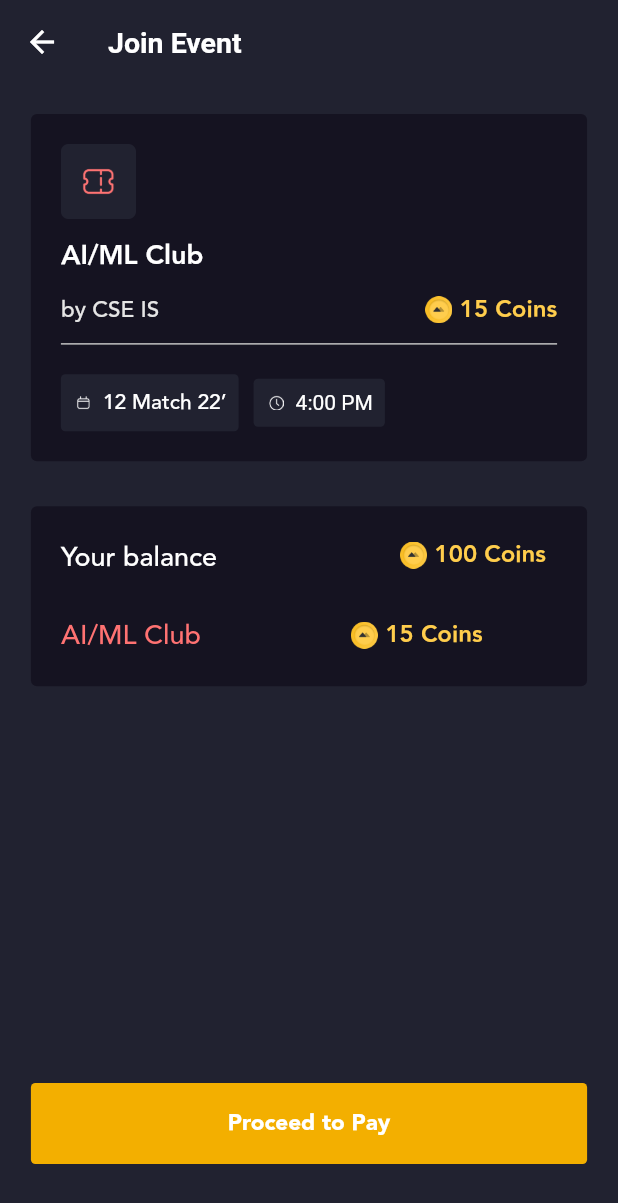
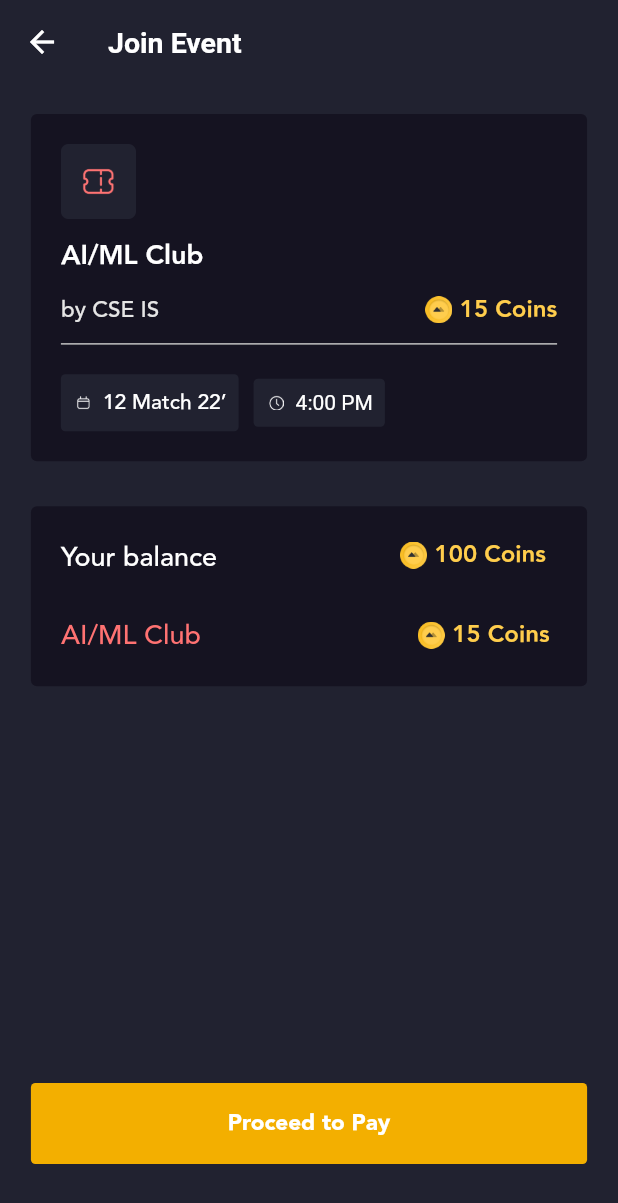
Before and after one commit to AayushK11/MIT-Coin, a Flutter app: the CheckoutScreen screen opened directly, on a phone screen of 412 x 824 dp. Shown: the top 1203 px of the screen. Run offline on Flutter 3.47's test engine with Material 2 defaults, Android fonts, the phone set to English and light mode, and no system bars; our stand-ins replace localstorage, page_transition; missing offline and left inert: qr_code_scanner; network calls fail.

Commit message:
minor padding error

```diff
--- a/Frontend/mit_coin_app/lib/Screens/checkout_page.dart
+++ b/Frontend/mit_coin_app/lib/Screens/checkout_page.dart
@@ -344,7 +344,7 @@ class _CheckoutScreenState extends State<CheckoutScreen> {
                         Container(
                           alignment: Alignment.centerLeft,
                           child: Row(
-                            mainAxisSize: MainAxisSize.min,
+                            mainAxisSize: MainAxisSize.max,
                             mainAxisAlignment: MainAxisAlignment.spaceBetween,
                             crossAxisAlignment: CrossAxisAlignment.center,
                             children: [
@@ -360,7 +360,7 @@ class _CheckoutScreenState extends State<CheckoutScreen> {
                               SizedBox(width: 100),
                               Container(
                                 child: Row(
-                                  mainAxisSize: MainAxisSize.min,
+                                  mainAxisSize: MainAxisSize.max,
                                   mainAxisAlignment: MainAxisAlignment.start,
                                   crossAxisAlignment: CrossAxisAlignment.center,
                                   children: [
@@ -394,6 +394,7 @@ class _CheckoutScreenState extends State<CheckoutScreen> {
                                         ),
                                       ),
                                     ),
+                                    SizedBox(width: 5),
                                   ],
                                 ),
                               ),
--- a/Frontend/mit_coin_app/lib/Screens/rewards_page.dart
+++ b/Frontend/mit_coin_app/lib/Screens/rewards_page.dart
@@ -34,7 +34,7 @@ class _RewardsScreenState extends State<RewardsScreen> {
                     Container(
                       margin: EdgeInsets.only(top: 40),
                       child: Text(
-                        my_storage.getItem('cashback_recent'),
+                        'You\'ve earned \n coins as a reward',
                         style: TextStyle(
                             color: Color.fromARGB(255, 255, 255, 255),
                             fontFamily: "Avenir",
```
Also changed, not shown: 1 other file.
